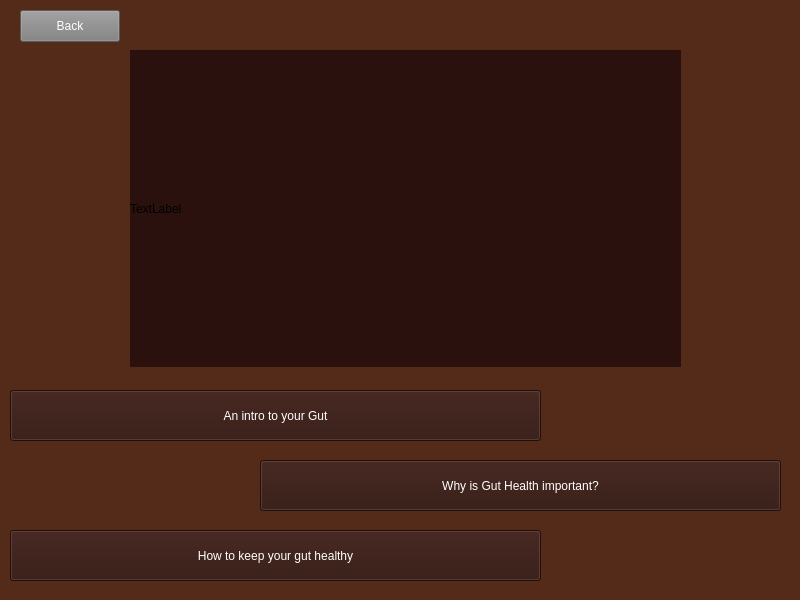
University-of-Utah-CS3505/a9-edu-app-f24-00Calvin00, file A8EduApp/teachingwidget.ui: the form before one commit.
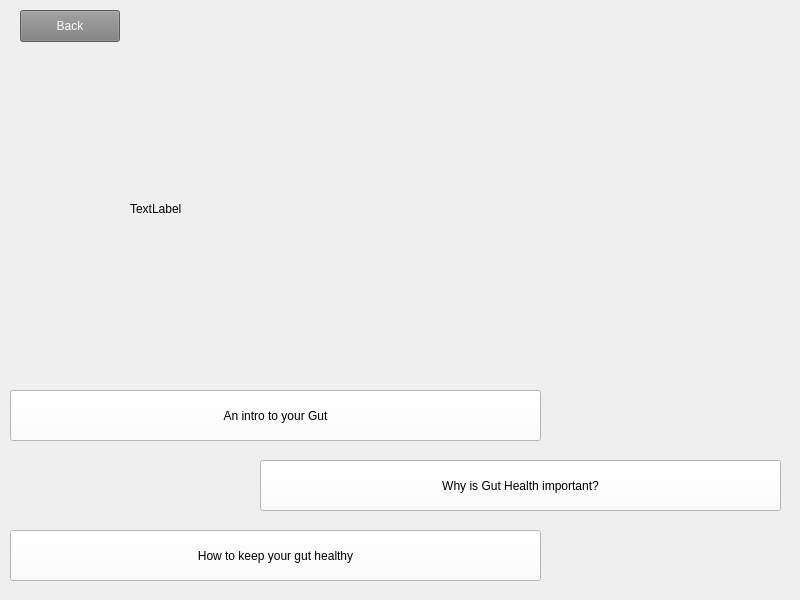
The form after the commit.

Commit message: Changed some style sheets and added title

Diff of the .ui file:
```diff
--- a/A8EduApp/teachingwidget.ui
+++ b/A8EduApp/teachingwidget.ui
@@ -14,7 +14,7 @@
    <string>Form</string>
   </property>
   <property name="styleSheet">
-   <string notr="true">background-color: rgb(43, 17, 13);</string>
+   <string notr="true"/>
   </property>
   <widget class="QPushButton" name="introToGutButton">
    <property name="geometry">
@@ -26,8 +26,7 @@
     </rect>
    </property>
    <property name="styleSheet">
-    <string notr="true">background-color: rgb(48, 21, 14);
-color: rgb(255, 255, 255);</string>
+    <string notr="true">background-color: rgb(255, 255, 255);</string>
    </property>
    <property name="text">
     <string>An intro to your Gut</string>
@@ -43,8 +42,7 @@
     </rect>
    </property>
    <property name="styleSheet">
-    <string notr="true">background-color: rgb(48, 21, 14);
-color: rgb(255, 255, 255);</string>
+    <string notr="true">background-color: rgb(255, 255, 255);</string>
    </property>
    <property name="text">
     <string>Why is Gut Health important?</string>
@@ -60,8 +58,7 @@
     </rect>
    </property>
    <property name="styleSheet">
-    <string notr="true">background-color: rgb(48, 21, 14);
-color: rgb(255, 255, 255);</string>
+    <string notr="true">background-color: rgb(255, 255, 255);</string>
    </property>
    <property name="text">
     <string>How to keep your gut healthy</string>
@@ -84,22 +81,6 @@
     <string>Back</string>
    </property>
   </widget>
-  <widget class="QLabel" name="label">
-   <property name="geometry">
-    <rect>
-     <x>0</x>
-     <y>-20</y>
-     <width>821</width>
-     <height>621</height>
-    </rect>
-   </property>
-   <property name="styleSheet">
-    <string notr="true">background-color: rgb(83, 43, 24);</string>
-   </property>
-   <property name="text">
-    <string/>
-   </property>
-  </widget>
   <widget class="QLabel" name="gut">
    <property name="geometry">
     <rect>
```
Left out of the diff: 6 changed lines with no effect on the pictures. The commit also changes 5 other files.
